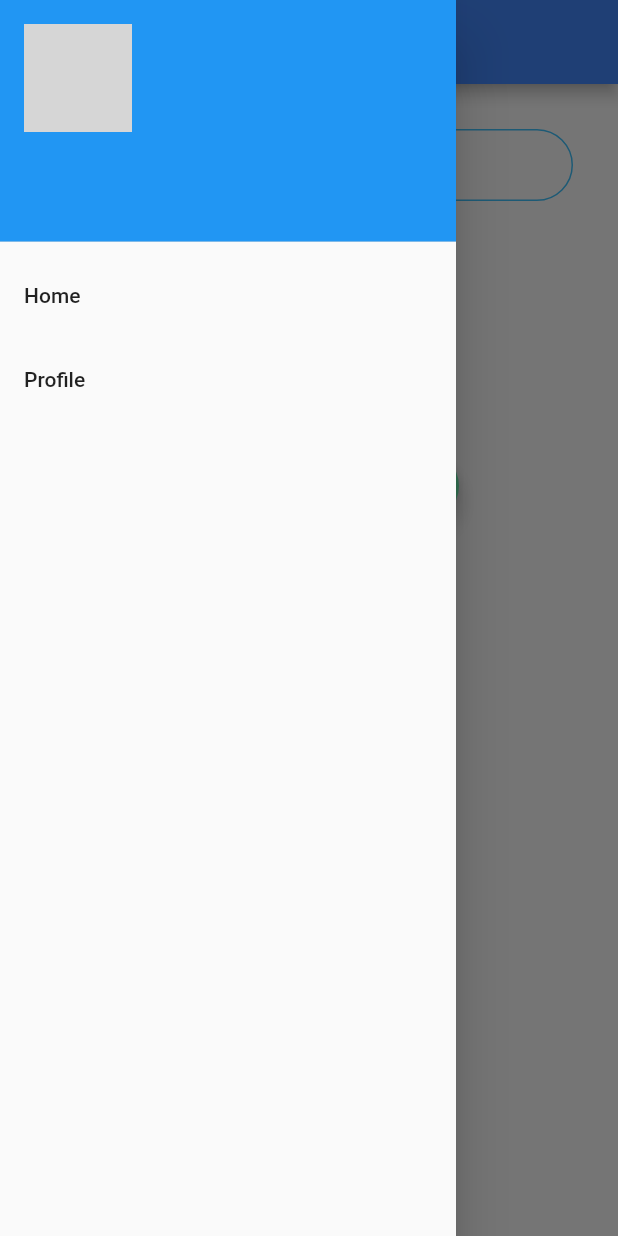
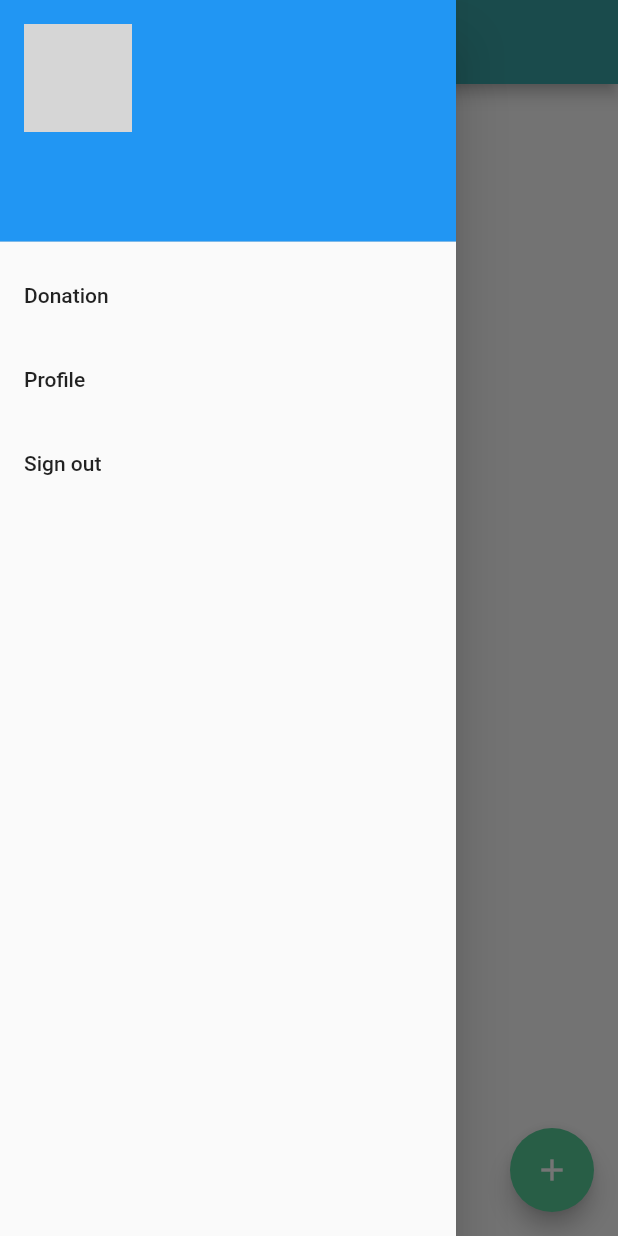
Before and after one commit to DRP-Basket/Basket, a Flutter app: the DonorHomePage screen opened by its route, with the side drawer open, on a phone screen of 412 x 824 dp. Run offline on Flutter 3.47's test engine with Material 2 defaults, Android fonts, the phone set to English and light mode, and no system bars; our stand-ins replace cloud_firestore, firebase_auth, firebase_core, firebase_storage, get_it, image_picker and 2 more; accounts and stored records are empty; network calls fail; grey boxes are pictures that could not be loaded.

Commit message:
[szh19] Abstracted add item from donor home page and added signout to drawer

```diff
--- a/frontend/lib/views/donor/donor_drawer.dart
+++ b/frontend/lib/views/donor/donor_drawer.dart
@@ -1,4 +1,6 @@
 import 'package:cloud_firestore/cloud_firestore.dart';
+import 'package:drp_basket_app/views/donor/donor_requests.dart';
+import 'package:drp_basket_app/views/home_page.dart';
 import 'package:flutter/material.dart';
 
 import '../../locator.dart';
@@ -38,14 +40,20 @@ class DonorDrawer extends StatelessWidget {
         children: [
           drawerHeader(donor),
           ListTile(
-            title: Text('Home'),
-            onTap: () =>
-                {Navigator.popAndPushNamed(context, DonorHomePage.id)},
+            title: Text('Donation'),
+            onTap: () => {Navigator.popAndPushNamed(context, DonorHomePage.id)},
           ),
           ListTile(
             title: Text('Profile'),
             onTap: () =>
                 {Navigator.popAndPushNamed(context, DonorProfilePage.id)},
+          ),
+          ListTile(
+            title: Text('Sign out'),
+            onTap: () {
+              locator<UserController>().logout();
+              Navigator.popAndPushNamed(context, HomePage.id);
+            },
           )
         ],
       ),
--- a/frontend/lib/views/donor/donor_home_page.dart
+++ b/frontend/lib/views/donor/donor_home_page.dart
@@ -1,55 +1,19 @@
-import 'package:drp_basket_app/components/long_button.dart';
+import 'package:drp_basket_app/constants.dart';
+import 'package:drp_basket_app/views/donor/donor_add_item.dart';
 import 'package:flutter/material.dart';
-import 'package:cloud_firestore/cloud_firestore.dart';
 
 import 'donor_drawer.dart';
 
 class DonorHomePage extends StatefulWidget {
   static const String id = "DonorHomePage";
 
-  const DonorHomePage({Key? key}): super(key: key);
+  const DonorHomePage({Key? key}) : super(key: key);
 
   @override
   _DonorHomePageState createState() => _DonorHomePageState();
 }
 
 class _DonorHomePageState extends State<DonorHomePage> {
-  late String _foodName;
-  int _foodCount = 0;
-  final _fireStore = FirebaseFirestore.instance;
-  TextEditingController _foodNameController = TextEditingController();
-
-  void _incrementCounter() {
-    setState(() {
-      _foodCount++;
-    });
-  }
-
-  void _decrementCounter() {
-    setState(() {
-      _foodCount--;
-    });
-  }
-
-  void _addToFireBase() async {
-    //TODO should be donor login username for doc after implementing auth
-    DocumentSnapshot ds = await _fireStore.collection("restaurants").doc("vincent's store").get();
-    int originalAmount = 0;
-    _foodName = _foodName.toLowerCase();
-    if ((ds.data() as Map<String, dynamic>).cast().containsKey(_foodName)) {
-      originalAmount = await (ds.data() as Map<String, dynamic>)[_foodName];
-    }
-    print(originalAmount);
-    int newAmount = originalAmount + _foodCount;
-    _fireStore.collection("restaurants").doc("vincent's store").update({
-      _foodName: newAmount,
-    });
-    _foodNameController.clear();
-    setState(() {
-      _foodCount = 0;
-    });
-  }
-
   @override
   void initState() {
     super.initState();
@@ -65,83 +29,17 @@ class _DonorHomePageState extends State<DonorHomePage> {
     return Scaffold(
       resizeToAvoidBottomInset: false,
       appBar: AppBar(
-        title: Text("Donor Home Page"),
-        backgroundColor: Colors.blueAccent,
+        title: Text("Donations"),
       ),
       drawer: DonorDrawer(),
-      backgroundColor: Colors.white,
-      body: Padding(
-        padding: EdgeInsets.all(30.0),
-        child: Column(
-          children: [
-            TextField(
-              controller: _foodNameController,
-              style: TextStyle(color: Colors.black),
-              onChanged: (value) {
-                _foodName = value;
-              },
-              decoration: InputDecoration(
-                hintStyle: TextStyle(color: Colors.black54),
-                hintText: 'Enter your food',
-                contentPadding:
-                    EdgeInsets.symmetric(vertical: 10.0, horizontal: 20.0),
-                border: OutlineInputBorder(
-                  borderRadius: BorderRadius.all(Radius.circular(32.0)),
-                ),
-                enabledBorder: OutlineInputBorder(
-                  borderSide:
-                      BorderSide(color: Colors.lightBlueAccent, width: 1.0),
-                  borderRadius: BorderRadius.all(Radius.circular(32.0)),
-                ),
-                focusedBorder: OutlineInputBorder(
-                  borderSide:
-                      BorderSide(color: Colors.lightBlueAccent, width: 2.0),
-                  borderRadius: BorderRadius.all(Radius.circular(32.0)),
-                ),
-              ),
-            ),
-            SizedBox(
-              height: 20.0,
-            ),
-            Text(
-              '$_foodCount',
-              style: Theme.of(context).textTheme.headline4,
-            ),
-            SizedBox(
-              height: 20.0,
-            ),
-            Row(
-              mainAxisAlignment: MainAxisAlignment.center,
-              children: [
-                FloatingActionButton(
-                  heroTag: "BtnMinus",
-                  onPressed: _foodCount > 0 ? _decrementCounter : null,
-                  tooltip: 'Decrement',
-                  child: Icon(Icons.remove),
-                  backgroundColor: _foodCount > 0 ? Colors.blue : Colors.grey,
-                ),
-                SizedBox(
-                  width: 10.0,
-                ),
-                FloatingActionButton(
-                  heroTag: "BtnPlus",
-                  onPressed: _incrementCounter,
-                  tooltip: 'Increment',
-                  child: Icon(Icons.add),
-                ),
-              ],
-            ),
-            SizedBox(
-              height: 20.0,
-            ),
-            LongButton(
-              text: "Add Food",
-              onPressed: _addToFireBase,
-              backgroundColor: Colors.greenAccent,
-              textColor: Colors.white,
-            ),
-          ],
-        ),
+      body: Text("Hello"),
+      floatingActionButton: FloatingActionButton(
+        onPressed: () {
+          Navigator.push(
+              context, MaterialPageRoute(builder: (context) => DonorAddItem()));
+        },
+        child: Icon(Icons.add),
+        backgroundColor: secondary_color,
       ),
     );
   }
```
Also changed, not shown: frontend/lib/views/donor/donor_add_item.dart (added, +134 -0 lines).
